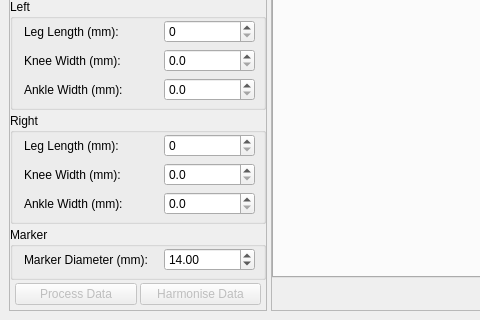
Qt form src/c3d_parser/view/qt/main_window.ui (tsalemink/C3D-parser) before a commit; both pictures show x 0 to 480 and y 480 to 800 of the 1500 by 800 pixel window.
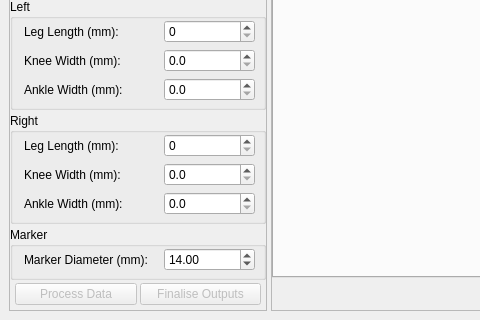
The same form after that commit. Icons and pictures are not drawn. Custom widgets are drawn as their Qt base class.

Commit message: Rename "Harmonise Data" button

Patch:
```diff
--- a/src/c3d_parser/view/qt/main_window.ui
+++ b/src/c3d_parser/view/qt/main_window.ui
@@ -769,7 +769,7 @@
              <bool>false</bool>
             </property>
             <property name="text">
-             <string>Harmonise Data</string>
+             <string>Finalise Outputs</string>
             </property>
            </widget>
           </item>
```
Left out of the diff: 2 changed lines with no effect on the pictures. The commit also changes 2 other files.
